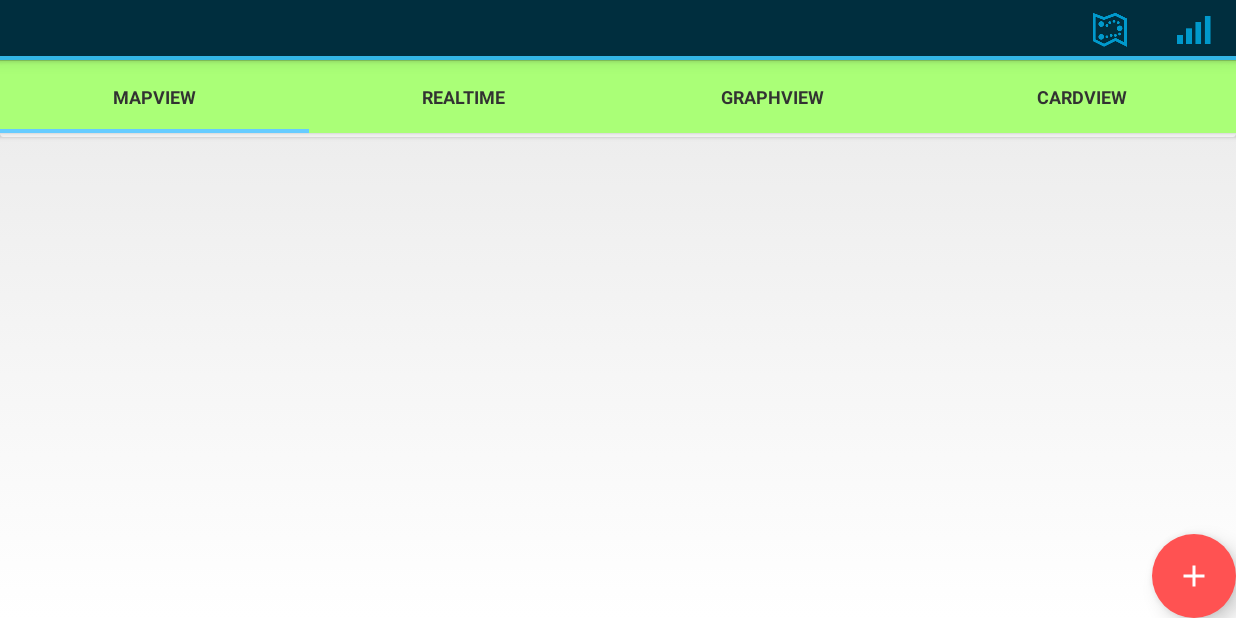
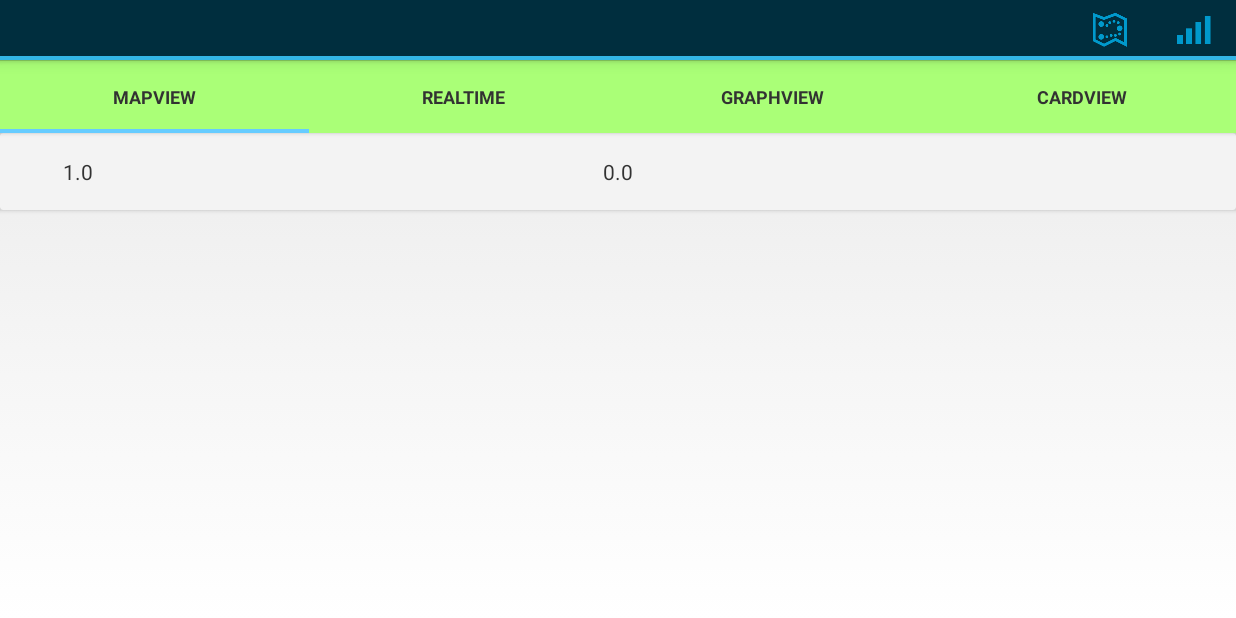
Before and after one commit to jayprat95/MindMapper, an Android app: the fragment SummaryFragment placed in its activity, on a phone screen of 824 x 412 dp (held sideways). Run offline under Robolectric (Android 15) with nearby library versions, the phone set to English and light mode, and no system bars; libraries missing offline, so code that uses them is left out: com.opencsv, org.achartengine, org.achartengine.chart, org.achartengine.model, org.achartengine.renderer; 6 statements that could not run were skipped.

Commit message:
sliding tab

```diff
--- a/mindMapperApp/src/main/java/edu/engagement/application/Fragments/BaselineFragment.java
+++ b/mindMapperApp/src/main/java/edu/engagement/application/Fragments/BaselineFragment.java
@@ -8,8 +8,9 @@ import com.google.android.gms.location.places.ui.PlacePicker;
 import edu.engagement.application.MainActivity;
 import edu.engagement.application.MindwaveService;
 import edu.engagement.application.R;
-import edu.engagement.application.fabbutton.FloatingActionButton;
-
+import edu.engagement.application.R.id;
+import edu.engagement.application.R.layout;
+import edu.engagement.application.R.string;
 import android.support.v4.app.Fragment;
 import android.app.Activity;
 import android.app.AlertDialog;
@@ -28,7 +29,7 @@ import android.widget.TextView;
 import android.widget.Toast;
 
 public class BaselineFragment extends Fragment implements Runnable,
-        OnClickListener, FloatingActionButton.OnCheckedChangeListener{
+		OnClickListener {
 
 	private MainActivity activity;
 
@@ -156,8 +157,6 @@ public class BaselineFragment extends Fragment implements Runnable,
 	}
 
 	private void stopClicked() {
-        //
-        //
 		// if (stop.getText().equals("Stop")) {
 		// stop.setText("Resume");
 		// start.setVisibility(View.VISIBLE);
@@ -291,7 +290,7 @@ public class BaselineFragment extends Fragment implements Runnable,
 	 */
 	public void onClickAnnotate() {
 
-        final CharSequence[] items = {"High", "Medium", "Low", "Custom"};
+		final CharSequence[] items = { "High", "Medium", "Low", "Custom" };
 		String result = "";
 
 		// Setting up the first dialog (High, Medium, Low)
@@ -411,25 +410,4 @@ public class BaselineFragment extends Fragment implements Runnable,
 			}
 		});
 	}
-
-    /**
-     * Called when the checked state of a FAB has changed.
-     *
-     * @param fabView   The FAB view whose state has changed.
-     * @param isChecked The new checked state of buttonView.
-     */
-    @Override
-    public void onCheckedChanged(FloatingActionButton fabView, boolean isChecked) {
-        switch (fabView.getId()){
-            case R.id.fab_1:
-//                Log.d(TAG, String.format("FAB 1 was %s.", isChecked ? "checked" : "unchecked"));
-                Toast.makeText(getActivity(),String.format("FAB 1 was %s.", isChecked ? "checked" : "unchecked"),Toast.LENGTH_SHORT).show();
-                break;
-//            case R.id.fab_2:
-//                Toast.makeText(getActivity(),String.format("FAB  was %s.", isChecked ? "checked" : "unchecked"),Toast.LENGTH_SHORT).show();
-//                break;
-            default:
-                break;
 }
-    }
-}
--- a/mindMapperApp/src/main/java/edu/engagement/application/Fragments/MapFrag.java
+++ b/mindMapperApp/src/main/java/edu/engagement/application/Fragments/MapFrag.java
@@ -39,12 +39,6 @@ public class MapFrag extends Fragment {
 
 
 		// Data source
-
-//        /** Begin of fab button shit */
-//        // Make this {@link Fragment} listen for changes in both FABs.
-//        FloatingActionButton fab1 = (FloatingActionButton) view.findViewById(R.id.fab_1);
-////        fab1.setOnCheckedChangeListener(this);
-//        /** End of fab button shit */
 
 		// Grab the map fragment.
 		mapFrag = (SupportMapFragment) getChildFragmentManager()
--- a/mindMapperApp/src/main/java/edu/engagement/application/MainActivity.java
+++ b/mindMapperApp/src/main/java/edu/engagement/application/MainActivity.java
@@ -1,7 +1,12 @@
 package edu.engagement.application;
 
+import java.lang.reflect.InvocationTargetException;
+import java.lang.reflect.Method;
 import java.math.BigDecimal;
+import java.text.DecimalFormat;
 import java.util.LinkedList;
+import java.util.List;
+import java.util.Set;
 import java.util.Queue;
 
 
@@ -16,25 +21,38 @@ import java.util.Queue;
 //import zephyr.android.HxMBT.BTClient;
 //import zephyr.android.HxMBT.ZephyrProtocol;
 import android.app.ActionBar;
+import android.bluetooth.BluetoothAdapter;
+import android.bluetooth.BluetoothDevice;
+import android.content.BroadcastReceiver;
 import android.content.Context;
 import android.content.Intent;
+import android.content.IntentFilter;
 import android.content.SharedPreferences;
 import android.content.res.Configuration;
 import android.os.Bundle;
+import android.os.Handler;
+import android.os.Message;
 import android.support.v4.app.FragmentActivity;
 import android.support.v4.view.ViewPager;
 import android.support.v7.widget.Toolbar;
+import android.util.Log;
 import android.view.ActionMode;
 import android.view.Menu;
 import android.view.MenuInflater;
 import android.view.MenuItem;
 import android.view.View;
+import android.widget.TextView;
 import android.widget.Toast;
 
 import com.google.android.gms.common.GooglePlayServicesNotAvailableException;
 import com.google.android.gms.common.GooglePlayServicesRepairableException;
+import com.google.android.gms.location.places.Place;
 import com.google.android.gms.location.places.ui.PlacePicker;
+import com.neurosky.thinkgear.TGDevice;
+import com.neurosky.thinkgear.TGEegPower;
+import com.neurosky.thinkgear.TGRawMulti;
 
+import edu.engagement.application.Database.DataPointSource;
 import edu.engagement.application.Fragments.BaselineFragment;
 import edu.engagement.application.Fragments.DatabaseFragment;
 import edu.engagement.application.Fragments.GraphListFragment;
@@ -44,10 +62,10 @@ import edu.engagement.application.Fragments.RealTimeDataFragment;
 import edu.engagement.application.Fragments.ReflectionGraphFragment;
 import edu.engagement.application.Fragments.SummaryFragment;
 import edu.engagement.application.Fragments.XYGraphFragment;
+import edu.engagement.application.SlidingDrawer.SlidingDrawer;
 import edu.engagement.application.SlidingTab.*;
-import edu.engagement.application.fabbutton.FloatingActionButton;
 
-public class MainActivity extends FragmentActivity implements FloatingActionButton.OnCheckedChangeListener{
+public class MainActivity extends FragmentActivity {
 
 
     /** Sliding Tabs variables */
@@ -270,15 +288,11 @@ public class MainActivity extends FragmentActivity implements FloatingActionButt
         /** End of Sliding Tabs Shit */
 
 
+
 		System.out.println("Opened data source (DB)");
 
 		initActionBar();
 
-        /** Begin of fab button shit */
-        // Make this {@link Fragment} listen for changes in both FABs.
-        FloatingActionButton fab1 = (FloatingActionButton) findViewById(R.id.fab_1);
-        fab1.setOnCheckedChangeListener(this);
-        /** End of fab button shit */
 	//	drawer = new SlidingDrawer(this);
 
 		//switchToFragment(MAP_TAG);
@@ -567,27 +581,4 @@ public class MainActivity extends FragmentActivity implements FloatingActionButt
 			rangeGraphFragment.redraw();
 		}
 	}
-
-    /**
-     * Called when the checked state of a FAB has changed.
-     *
-     * @param fabView   The FAB view whose state has changed.
-     * @param isChecked The new checked state of buttonView.
-     */
-
-    @Override
-    public void onCheckedChanged(FloatingActionButton fabView, boolean isChecked) {
-        // When a FAB is toggled, log the action.
-        switch (fabView.getId()){
-            case R.id.fab_1:
-//                Log.d(TAG, String.format("FAB 1 was %s.", isChecked ? "checked" : "unchecked"));
-                Toast.makeText(this, String.format("FAB 1 was %s.", isChecked ? "checked" : "unchecked"), Toast.LENGTH_SHORT).show();
-                break;
-//            case R.id.fab_2:
-//                Toast.makeText(getActivity(),String.format("FAB  was %s.", isChecked ? "checked" : "unchecked"),Toast.LENGTH_SHORT).show();
-//                break;
-            default:
-                break;
-        }
-    }
 }
--- a/mindMapperApp/src/main/java/edu/engagement/application/fabbutton/FloatingActionButton.java
+++ /dev/null
@@ -1,163 +0,0 @@
-/*
- * Copyright 2014, The Android Open Source Project
- *
- * Licensed under the Apache License, Version 2.0 (the "License");
- * you may not use this file except in compliance with the License.
- * You may obtain a copy of the License at
- *
- *      http://www.apache.org/licenses/LICENSE-2.0
- *
- * Unless required by applicable law or agreed to in writing, software
- * distributed under the License is distributed on an "AS IS" BASIS,
- * WITHOUT WARRANTIES OR CONDITIONS OF ANY KIND, either express or implied.
- * See the License for the specific language governing permissions and
- * limitations under the License.
- */
-
-package edu.engagement.application.fabbutton;
-
-import android.annotation.SuppressLint;
-import android.content.Context;
-import android.graphics.Outline;
-import android.util.AttributeSet;
-import android.view.View;
-import android.view.ViewOutlineProvider;
-import android.widget.Checkable;
-import android.widget.FrameLayout;
-
-/**
- * A Floating Action Button is a {@link android.widget.Checkable} view distinguished by a circled
- * icon floating above the UI, with special motion behaviors.
- */
-public class FloatingActionButton extends FrameLayout implements Checkable {
-
-    /**
-     * Interface definition for a callback to be invoked when the checked state
-     * of a compound button changes.
-     */
-    public static interface OnCheckedChangeListener {
-
-        /**
-         * Called when the checked state of a FAB has changed.
-         *
-         * @param fabView   The FAB view whose state has changed.
-         * @param isChecked The new checked state of buttonView.
-         */
-        void onCheckedChanged(FloatingActionButton fabView, boolean isChecked);
-    }
-
-    /**
-     * An array of states.
-     */
-    private static final int[] CHECKED_STATE_SET = {
-            android.R.attr.state_checked
-    };
-
-    private static final String TAG = "FloatingActionButton";
-
-    // A boolean that tells if the FAB is checked or not.
-    private boolean mChecked;
-
-    // A listener to communicate that the FAB has changed it's state
-    private OnCheckedChangeListener mOnCheckedChangeListener;
-
-    public FloatingActionButton(Context context) {
-        this(context, null, 0, 0);
-    }
-
-    public FloatingActionButton(Context context, AttributeSet attrs) {
-        this(context, attrs, 0, 0);
-    }
-
-    public FloatingActionButton(Context context, AttributeSet attrs, int defStyleAttr) {
-        this(context, attrs, defStyleAttr, 0);
-    }
-
-    @SuppressLint("NewApi") // TODO: need to pay attention on minimum api 21
-    public FloatingActionButton(Context context, AttributeSet attrs, int defStyleAttr,
-            int defStyleRes) {
-        super(context, attrs, defStyleAttr);
-
-        setClickable(true);
-
-        // Set the outline provider for this view. The provider is given the outline which it can
-        // then modify as needed. In this case we set the outline to be an oval fitting the height
-        // and width.
-        setOutlineProvider(new ViewOutlineProvider() {
-            @Override
-            public void getOutline(View view, Outline outline) {
-                outline.setOval(0, 0, getWidth(), getHeight());
-            }
-        });
-
-        // Finally, enable clipping to the outline, using the provider we set above
-        setClipToOutline(true);
-    }
-
-    /**
-     * Sets the checked/unchecked state of the FAB.
-     * @param checked
-     */
-    public void setChecked(boolean checked) {
-        // If trying to set the current state, ignore.
-        if (checked == mChecked) {
-            return;
-        }
-        mChecked = checked;
-
-        // Now refresh the drawable state (so the icon changes)
-        refreshDrawableState();
-
-        if (mOnCheckedChangeListener != null) {
-            mOnCheckedChangeListener.onCheckedChanged(this, checked);
-        }
-    }
-
-    /**
-     * Register a callback to be invoked when the checked state of this button
-     * changes.
-     *
-     * @param listener the callback to call on checked state change
-     */
-    public void setOnCheckedChangeListener(OnCheckedChangeListener listener) {
-        mOnCheckedChangeListener = listener;
-    }
-
-    @Override
-    public boolean isChecked() {
-        return mChecked;
-    }
-
-    @Override
-    public void toggle() {
-        setChecked(!mChecked);
-    }
-
-    /**
-     * Override performClick() so that we can toggle the checked state when the view is clicked
-     */
-    @Override
-    public boolean performClick() {
-        toggle();
-        return super.performClick();
-    }
-
-    @SuppressLint("NewApi") // TODO: need to pay attention on minimum api 21
-    @Override
-    protected void onSizeChanged(int w, int h, int oldw, int oldh) {
-        super.onSizeChanged(w, h, oldw, oldh);
-
-        // As we have changed size, we should invalidate the outline so that is the the
-        // correct size
-        invalidateOutline();
-    }
-
-    @Override
-    protected int[] onCreateDrawableState(int extraSpace) {
-        final int[] drawableState = super.onCreateDrawableState(extraSpace + 1);
-        if (isChecked()) {
-            mergeDrawableStates(drawableState, CHECKED_STATE_SET);
-        }
-        return drawableState;
-    }
-}
--- a/mindMapperApp/src/main/res/drawable/fab_background.xml
+++ /dev/null
@@ -1,39 +0,0 @@
-<?xml version="1.0" encoding="UTF-8"?><!--
- Copyright 2014 The Android Open Source Project
-
- Licensed under the Apache License, Version 2.0 (the "License");
- you may not use this file except in compliance with the License.
- You may obtain a copy of the License at
-
-     http://www.apache.org/licenses/LICENSE-2.0
-
- Unless required by applicable law or agreed to in writing, software
- distributed under the License is distributed on an "AS IS" BASIS,
- WITHOUT WARRANTIES OR CONDITIONS OF ANY KIND, either express or implied.
- See the License for the specific language governing permissions and
- limitations under the License.
--->
-<selector xmlns:tools="http://schemas.android.com/tools" xmlns:android="http://schemas.android.com/apk/res/android">
-
-    <item android:state_checked="true">
-        <!-- The ripple requires API level 21, so add "xmlns:tools="http://schemas.android.com/tools", and "tools:ignore="NewApi" to supress the warning -->
-        <ripple android:color="@color/fab_color_2_muted" tools:ignore="NewApi">
-            <item>
-                <shape>
-                    <solid android:color="@color/fab_color_2" />
-                </shape>
-            </item>
-        </ripple>
-    </item>
-
-    <item>
-        <ripple android:color="@color/fab_color_1_muted" tools:ignore="NewApi">
-            <item>
-                <shape>
-                    <solid android:color="@color/fab_color_1" />
-                </shape>
-            </item>
-        </ripple>
-    </item>
-
-</selector>
--- a/mindMapperApp/src/main/res/drawable/fab_icons.xml
+++ /dev/null
@@ -1,29 +0,0 @@
-<?xml version="1.0" encoding="UTF-8"?>
-<!--
- Copyright 2014 The Android Open Source Project
-
- Licensed under the Apache License, Version 2.0 (the "License");
- you may not use this file except in compliance with the License.
- You may obtain a copy of the License at
-
-     http://www.apache.org/licenses/LICENSE-2.0
-
- Unless required by applicable law or agreed to in writing, software
- distributed under the License is distributed on an "AS IS" BASIS,
- WITHOUT WARRANTIES OR CONDITIONS OF ANY KIND, either express or implied.
- See the License for the specific language governing permissions and
- limitations under the License.
--->
-
-<selector xmlns:android="http://schemas.android.com/apk/res/android"
-        android:enterFadeDuration="@android:integer/config_shortAnimTime">
-
-    <item android:state_checked="true">
-        <bitmap android:src="@drawable/ic_tick" android:tint="@android:color/white" />
-    </item>
-
-    <item>
-        <bitmap android:src="@drawable/ic_add" android:tint="@android:color/white" />
-    </item>
-
-</selector>
--- a/mindMapperApp/src/main/res/layout/activity_main.xml
+++ b/mindMapperApp/src/main/res/layout/activity_main.xml
@@ -31,7 +31,7 @@
 
     -->
 
-<RelativeLayout xmlns:android="http://schemas.android.com/apk/res/android"
+<LinearLayout xmlns:android="http://schemas.android.com/apk/res/android"
     xmlns:tools="http://schemas.android.com/tools"
     android:layout_width="match_parent"
     android:layout_height="match_parent"
@@ -59,25 +59,7 @@
         android:layout_width="match_parent"
         android:layout_weight="1"
         ></android.support.v4.view.ViewPager>
-    <edu.engagement.application.fabbutton.FloatingActionButton
-        android:id="@+id/fab_1"
-        android:layout_width="@dimen/fab_size"
-        android:layout_height="@dimen/fab_size"
-        android:elevation="@dimen/fab_elevation"
-        android:background="@drawable/fab_background"
-        android:stateListAnimator="@animator/fab_anim"
-        android:layout_gravity="center_horizontal"
-        android:layout_alignParentBottom="true"
-        android:layout_alignParentRight="true"
-        android:layout_alignParentEnd="true"
-        tools:ignore="UnusedAttribute">
 
-    <ImageView
-        android:layout_width="@dimen/fab_icon_size"
-        android:layout_height="@dimen/fab_icon_size"
-        android:src="@drawable/fab_icons"
-        android:layout_gravity="center"
-        android:duplicateParentState="true"/>
 
-    </edu.engagement.application.fabbutton.FloatingActionButton>
-</RelativeLayout>
+
+</LinearLayout>
--- a/mindMapperApp/src/main/res/layout/card_recycle_view_activity.xml
+++ b/mindMapperApp/src/main/res/layout/card_recycle_view_activity.xml
@@ -1,5 +1,5 @@
 <?xml version="1.0" encoding="utf-8"?>
-<RelativeLayout xmlns:android="http://schemas.android.com/apk/res/android"
+<LinearLayout xmlns:android="http://schemas.android.com/apk/res/android"
     android:layout_width="match_parent"
     android:layout_height="match_parent"
     android:orientation="vertical" >
@@ -9,4 +9,4 @@
         android:layout_width="match_parent"
         android:layout_height="match_parent" >
     </android.support.v7.widget.RecyclerView>
-</RelativeLayout>
+</LinearLayout>
--- a/mindMapperApp/src/main/res/values/colors.xml
+++ /dev/null
@@ -1,22 +0,0 @@
-<?xml version="1.0" encoding="UTF-8"?>
-<!--
- Copyright 2014, The Android Open Source Project
-
- Licensed under the Apache License, Version 2.0 (the "License");
- you may not use this file except in compliance with the License.
- You may obtain a copy of the License at
-
-     http://www.apache.org/licenses/LICENSE-2.0
-
- Unless required by applicable law or agreed to in writing, software
- distributed under the License is distributed on an "AS IS" BASIS,
- WITHOUT WARRANTIES OR CONDITIONS OF ANY KIND, either express or implied.
- See the License for the specific language governing permissions and
- limitations under the License.
--->
-<resources>
-    <color name="fab_color_1">#ff5252</color>
-    <color name="fab_color_1_muted">#ff8080</color>
-    <color name="fab_color_2">#9c27b0</color>
-    <color name="fab_color_2_muted">#a56ab0</color>
-</resources>
--- a/mindMapperApp/src/main/res/values/dimens.xml
+++ b/mindMapperApp/src/main/res/values/dimens.xml
@@ -4,10 +4,4 @@
     <dimen name="activity_horizontal_margin">16dp</dimen>
     <dimen name="activity_vertical_margin">16dp</dimen>
 
-    <!-- Fab Button dimensions -->
-    <dimen name="fab_elevation">8dp</dimen>
-    <dimen name="fab_press_translation_z">9dp</dimen>
-    <dimen name="fab_size">56dp</dimen>
-    <dimen name="fab_size_small">40dp</dimen>
-    <dimen name="fab_icon_size">24dp</dimen>
 </resources>
```
Also changed, not shown: mindMapperApp/src/main/java/edu/engagement/application/Fragments/SummaryFragment.java (+7 -7 lines), mindMapperApp/src/main/res/animator/fab_anim.xml (deleted, +0 -37 lines), mindMapperApp/src/main/java/edu/engagement/application/Fragments/RealTimeDataFragment.java (line endings or trailing spaces), mindMapperApp/src/main/java/edu/engagement/application/Fragments/ReflectionGraphFragment.java (line endings or trailing spaces), mindMapperApp/src/main/res/drawable/ic_add.png (deleted), mindMapperApp/src/main/res/drawable/ic_launcher.png (deleted), mindMapperApp/src/main/res/drawable/ic_tick.png (deleted), mindMapperApp/src/main/res/drawable/tile.9.png (deleted), 1066 other files. Lines whose indentation alone changed are shown as unchanged.
